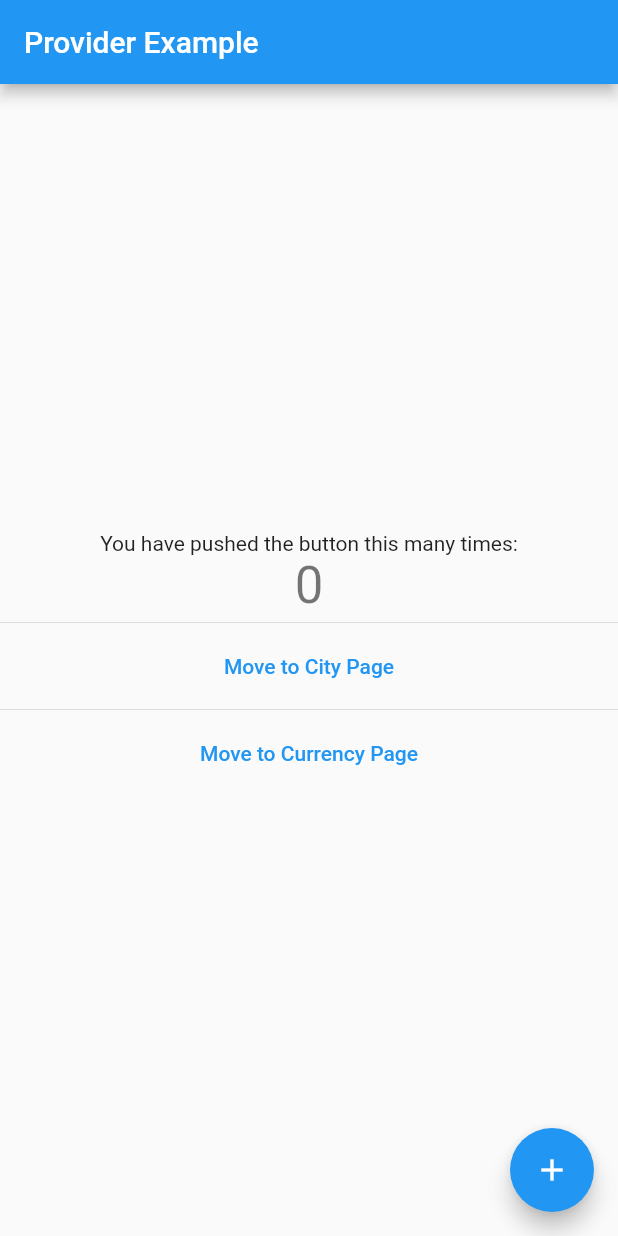
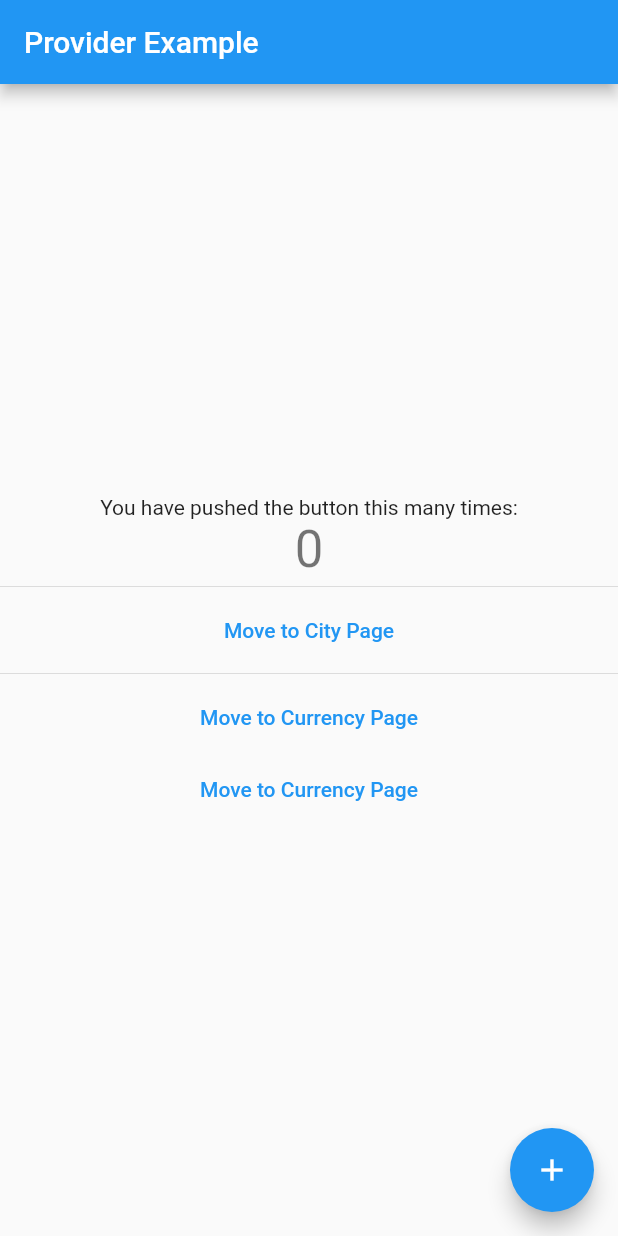
Before and after one commit to arkkhanu/Flutter-Provider-Updated, a Flutter app: the screen it shows after launch, on a phone screen of 412 x 824 dp. Run offline on Flutter 3.47's test engine with Material 2 defaults, Android fonts, the phone set to English and light mode, and no system bars; our stand-ins replace connectivity, sqflite, toast; accounts and stored records are empty.

```diff
--- /dev/null
+++ b/lib/Services/Providers/NetworkStatusService.dart
@@ -0,0 +1,34 @@
+
+
+
+
+
+
+import 'dart:async';
+import 'dart:io';
+
+import 'package:connectivity/connectivity.dart';
+import 'package:flutter/material.dart';
+
+enum NetworkStatus {
+  Online,
+  Offline
+}
+
+class NetworkStatusService {
+
+  StreamController<NetworkStatus> networkStatusController = StreamController<NetworkStatus>();
+
+  NetworkStatusService(){
+    print("as");
+    Connectivity().onConnectivityChanged.listen((event) {
+      print("b");
+      networkStatusController.add(_getNetworkStatus(event));
+    });
+  }
+
+  NetworkStatus _getNetworkStatus(ConnectivityResult status) {
+    return status == ConnectivityResult.mobile || status == ConnectivityResult.wifi ? NetworkStatus.Online : NetworkStatus.Offline;
+  }
+
+}
--- a/lib/main.dart
+++ b/lib/main.dart
@@ -2,13 +2,16 @@ import 'package:flutter/material.dart';
 import 'package:flutter_sqlife_and_provider/Screens/SecondScreen.dart';
 import 'package:flutter_sqlife_and_provider/Services/DatabaseHelper.dart';
 import 'package:flutter_sqlife_and_provider/Services/Providers/Cities_Provider.dart';
+import 'package:flutter_sqlife_and_provider/Services/Providers/Connectivity_Provider.dart';
 import 'package:flutter_sqlife_and_provider/Services/Providers/Currencies_Provider.dart';
 import 'package:provider/provider.dart';
 
 import 'Screens/FirstScreen.dart';
+import 'Screens/ThirdScreen.dart';
 import 'Services/Providers/CounterProvider.dart';
+import 'Services/Providers/NetworkStatusService.dart';
 
-void main() async{
+void main() async {
   WidgetsFlutterBinding.ensureInitialized();
   await DatabaseHelper.init();
   runApp(MyApp());
@@ -19,6 +22,16 @@ class MyApp extends StatelessWidget {
   Widget build(BuildContext context) {
     return MultiProvider(
       providers: [
+        StreamProvider<NetworkStatusCheck>(
+          initialData: NetworkStatusCheck.NotConnected,
+          create: (context) =>
+          Connectivity_Provider().networkStatusController.stream,
+        ),
+        /*StreamProvider<NetworkStatus>(
+          initialData: NetworkStatus.Offline,
+          create: (context) =>
+              NetworkStatusService().networkStatusController.stream,
+        ),*/
         ChangeNotifierProvider<CounterProvider>(
           create: (context) => CounterProvider(),
         ),
@@ -37,9 +50,9 @@ class MyApp extends StatelessWidget {
         home: MyHomePage(),
         initialRoute: '/',
         routes: {
-
-          '/FirstScreen' : (context)=>FirstScreen(),
-          '/SecondScreen' : (context)=>SecondScreen(),
+          '/FirstScreen': (context) => FirstScreen(),
+          '/SecondScreen': (context) => SecondScreen(),
+          '/ThirdScreen': (context) => ThirdScreen(),
         },
       ),
     );
@@ -47,13 +60,11 @@ class MyApp extends StatelessWidget {
 }
 
 class MyHomePage extends StatefulWidget {
-
   @override
   _MyHomePageState createState() => _MyHomePageState();
 }
 
 class _MyHomePageState extends State<MyHomePage> {
-
   @override
   void initState() {
     super.initState();
@@ -61,7 +72,7 @@ class _MyHomePageState extends State<MyHomePage> {
 
   @override
   Widget build(BuildContext context) {
-    var _provider = Provider.of<CounterProvider>(context,listen: false);
+    var _provider = Provider.of<CounterProvider>(context, listen: false);
     // var _provider = Provider.of<CounterProvider>(context).getCounter;
     return Scaffold(
       appBar: AppBar(
@@ -80,16 +91,27 @@ class _MyHomePageState extends State<MyHomePage> {
                 style: Theme.of(context).textTheme.headline4,
               ),
             ),
-          Divider(height: 10,)
-            ,
-            TextButton(onPressed: (){
-              Navigator.pushNamed(context, "/FirstScreen");
-            }, child: Text("Move to City Page")),
-            Divider(height: 10,)
-            ,
-            TextButton(onPressed: (){
-              Navigator.pushReplacementNamed(context, "/SecondScreen");
-            }, child: Text("Move to Currency Page"))
+            Divider(
+              height: 10,
+            ),
+            TextButton(
+                onPressed: () {
+                  Navigator.pushNamed(context, "/FirstScreen");
+                },
+                child: Text("Move to City Page")),
+            Divider(
+              height: 10,
+            ),
+            TextButton(
+                onPressed: () {
+                  Navigator.pushReplacementNamed(context, "/SecondScreen");
+                },
+                child: Text("Move to Currency Page")),
+            TextButton(
+                onPressed: () {
+                  Navigator.pushReplacementNamed(context, "/ThirdScreen");
+                },
+                child: Text("Move to Currency Page"))
           ],
         ),
       ),
--- a/pubspec.yaml
+++ b/pubspec.yaml
@@ -33,6 +33,7 @@ dependencies:
   provider: ^5.0.0
   path_provider: ^2.0.1
   toast: ^0.1.5
+  connectivity: ^3.0.2
 
 dev_dependencies:
   flutter_test:
```
Also changed, not shown: lib/Screens/ThirdScreen.dart (+17 -4 lines), lib/Services/Providers/Connectivity_Provider.dart (added, +47 -0 lines), pubspec.lock.
